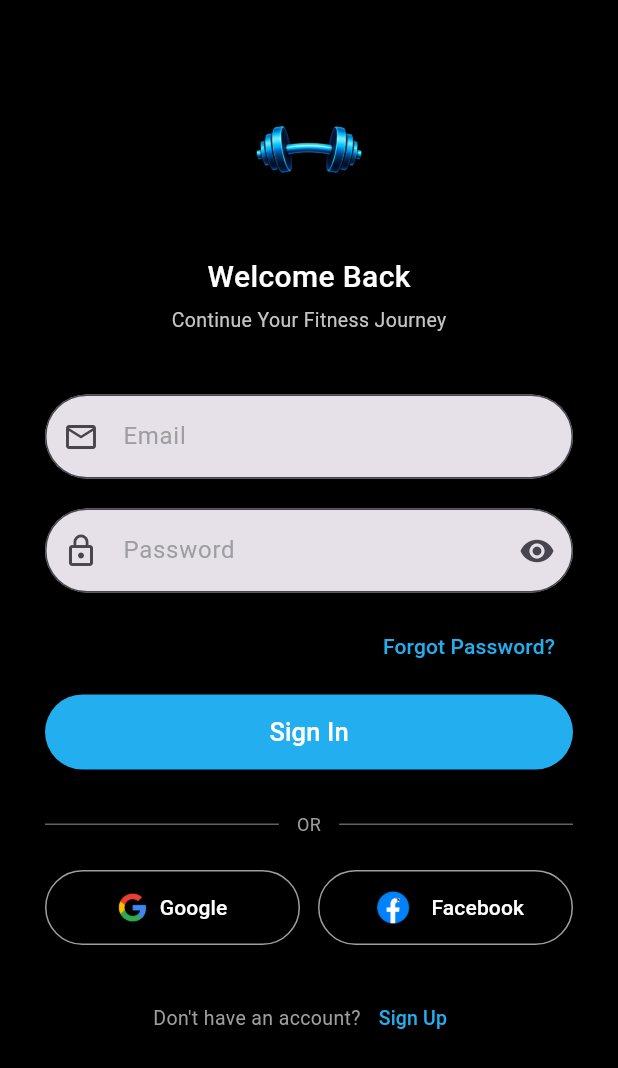
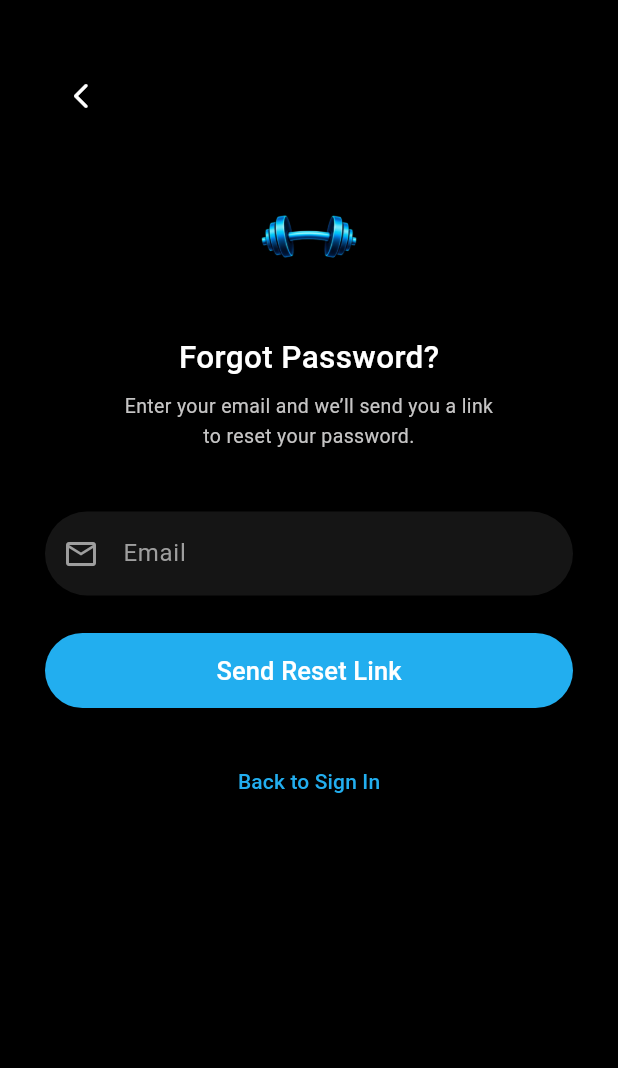
Before and after one commit to Sreenu-123/FitNovaX, a Flutter app: the screen it shows after launch, after a tap on "Forgot Password?", on a phone screen of 412 x 824 dp. Shown: the top 1068 px of the screen. Run offline on Flutter 3.47's test engine with Material 3 defaults, Android fonts, the phone set to English and light mode, and no system bars.

Commit message:
Add forgot password screen

```diff
--- /dev/null
+++ b/lib/Screens/forgot_password_screen.dart
@@ -0,0 +1,219 @@
+import 'package:flutter/material.dart';
+
+class ForgotPasswordScreen extends StatefulWidget {
+  const ForgotPasswordScreen({super.key});
+
+  @override
+  State<ForgotPasswordScreen> createState() => _ForgotPasswordScreenState();
+}
+
+class _ForgotPasswordScreenState extends State<ForgotPasswordScreen> {
+  static const Color primaryColor = Color.fromARGB(255, 34, 174, 239);
+  static const Color subtitleColor = Color.fromARGB(255, 198, 197, 197);
+
+  final _formKey = GlobalKey<FormState>();
+  final TextEditingController emailController = TextEditingController();
+
+  @override
+  void dispose() {
+    emailController.dispose();
+    super.dispose();
+  }
+
+  void _sendResetLink() {
+    if (!_formKey.currentState!.validate()) {
+      return;
+    }
+
+    ScaffoldMessenger.of(context).showSnackBar(
+      const SnackBar(
+        content: Text('Password reset link will be sent to your email.'),
+      ),
+    );
+  }
+
+  @override
+  Widget build(BuildContext context) {
+    return Scaffold(
+      backgroundColor: Colors.black,
+
+      body: SafeArea(
+        child: SingleChildScrollView(
+          padding: const EdgeInsets.symmetric(horizontal: 30, vertical: 40),
+
+          child: Form(
+            key: _formKey,
+
+            child: Column(
+              crossAxisAlignment: CrossAxisAlignment.center,
+              children: [
+                // BACK BUTTON
+                Align(
+                  alignment: Alignment.centerLeft,
+
+                  child: IconButton(
+                    onPressed: () {
+                      Navigator.pop(context);
+                    },
+
+                    icon: const Icon(
+                      Icons.arrow_back_ios_new_rounded,
+                      color: Colors.white,
+                      size: 20,
+                    ),
+                  ),
+                ),
+
+                const SizedBox(height: 25),
+
+                // LOGO
+                Image.asset(
+                  'assets/Images/logoNoBack.png',
+                  height: 90,
+                  width: 90,
+                ),
+
+                const SizedBox(height: 20),
+
+                // TITLE
+                const Text(
+                  'Forgot Password?',
+                  style: TextStyle(
+                    color: Colors.white,
+                    fontSize: 21,
+                    fontWeight: FontWeight.w500,
+                  ),
+                ),
+
+                const SizedBox(height: 8),
+
+                // SUBTITLE
+                const Text(
+                  'Enter your email and we’ll send you a link\nto reset your password.',
+                  textAlign: TextAlign.center,
+                  style: TextStyle(
+                    color: subtitleColor,
+                    fontSize: 13,
+                    height: 1.5,
+                  ),
+                ),
+
+                const SizedBox(height: 40),
+
+                // EMAIL
+                TextFormField(
+                  controller: emailController,
+
+                  cursorColor: primaryColor,
+
+                  style: const TextStyle(color: Colors.white),
+
+                  keyboardType: TextInputType.emailAddress,
+
+                  textInputAction: TextInputAction.done,
+
+                  decoration: InputDecoration(
+                    hintText: 'Email',
+
+                    hintStyle: TextStyle(color: Colors.grey.shade500),
+
+                    prefixIcon: const Icon(
+                      Icons.email_outlined,
+                      color: Colors.grey,
+                    ),
+
+                    filled: true,
+
+                    fillColor: const Color(0xFF151515),
+
+                    border: OutlineInputBorder(
+                      borderRadius: BorderRadius.circular(30),
+                      borderSide: BorderSide.none,
+                    ),
+
+                    focusedBorder: OutlineInputBorder(
+                      borderRadius: BorderRadius.circular(30),
+                      borderSide: const BorderSide(color: primaryColor),
+                    ),
+
+                    errorBorder: OutlineInputBorder(
+                      borderRadius: BorderRadius.circular(30),
+                      borderSide: const BorderSide(color: Colors.red),
+                    ),
+
+                    focusedErrorBorder: OutlineInputBorder(
+                      borderRadius: BorderRadius.circular(30),
+                      borderSide: const BorderSide(color: Colors.red),
+                    ),
+                  ),
+
+                  validator: (value) {
+                    if (value == null || value.trim().isEmpty) {
+                      return 'Please enter your email';
+                    }
+
+                    final emailRegex = RegExp(r'^[^@\s]+@[^@\s]+\.[^@\s]+$');
+
+                    if (!emailRegex.hasMatch(value.trim())) {
+                      return 'Please enter a valid email';
+                    }
+
+                    return null;
+                  },
+                ),
+
+                const SizedBox(height: 25),
+
+                // SEND RESET LINK
+                SizedBox(
+                  width: double.infinity,
+                  height: 50,
+
+                  child: ElevatedButton(
+                    onPressed: _sendResetLink,
+
+                    style: ElevatedButton.styleFrom(
+                      backgroundColor: primaryColor,
+
+                      foregroundColor: Colors.white,
+
+                      elevation: 0,
+
+                      shape: RoundedRectangleBorder(
+                        borderRadius: BorderRadius.circular(30),
+                      ),
+                    ),
+
+                    child: const Text(
+                      'Send Reset Link',
+
+                      style: TextStyle(
+                        fontSize: 17,
+                        fontWeight: FontWeight.w500,
+                      ),
+                    ),
+                  ),
+                ),
+
+                const SizedBox(height: 25),
+
+                // BACK TO LOGIN
+                TextButton(
+                  onPressed: () {
+                    Navigator.pop(context);
+                  },
+
+                  child: const Text(
+                    'Back to Sign In',
+
+                    style: TextStyle(color: primaryColor, fontSize: 14),
+                  ),
+                ),
+              ],
+            ),
+          ),
+        ),
+      ),
+    );
+  }
+}
--- a/lib/Screens/login_screen.dart
+++ b/lib/Screens/login_screen.dart
@@ -1,6 +1,7 @@
 import 'package:flutter/material.dart';
 import 'package:fit_nova_x/MainScreens/main_screen.dart';
 import 'package:fit_nova_x/Screens/sign_up_screen.dart';
+import 'package:fit_nova_x/Screens/forgot_password_screen.dart';
 
 class LoginScreen extends StatefulWidget {
   const LoginScreen({super.key});
@@ -162,6 +163,12 @@ class _LoginScreenState extends State<LoginScreen> {
       alignment: Alignment.centerRight,
       child: TextButton(
         onPressed: () {
+          Navigator.push(
+            context,
+            MaterialPageRoute(
+              builder: (context) => const ForgotPasswordScreen(),
+            ),
+          );
           // TODO: Forgot password
         },
         child: const Text(
```
